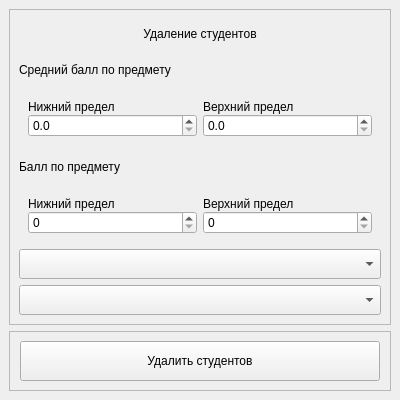
Gen1us02/PPOIS_2, file ui/deleting_form.ui: the form before one commit.
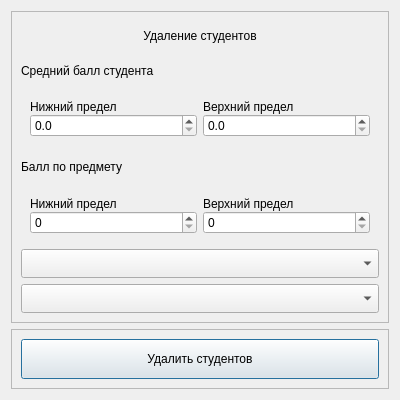
The form after the commit.

Commit message: [feat] add delete students to project

The edit to the form file:
```diff
--- a/ui/deleting_form.ui
+++ b/ui/deleting_form.ui
@@ -1,7 +1,7 @@
 <?xml version="1.0" encoding="UTF-8"?>
 <ui version="4.0">
- <class>DeleteWindow</class>
- <widget class="QMainWindow" name="DeleteWindow">
+ <class>DeleteForm</class>
+ <widget class="QDialog" name="DeleteForm">
   <property name="geometry">
    <rect>
     <x>0</x>
@@ -10,12 +10,6 @@
     <height>400</height>
    </rect>
   </property>
-  <property name="sizePolicy">
-   <sizepolicy hsizetype="Preferred" vsizetype="Preferred">
-    <horstretch>0</horstretch>
-    <verstretch>0</verstretch>
-   </sizepolicy>
-  </property>
   <property name="minimumSize">
    <size>
     <width>400</width>
@@ -31,7 +25,6 @@
   <property name="windowTitle">
    <string>MainWindow</string>
   </property>
-  <widget class="QWidget" name="centralwidget">
    <layout class="QVBoxLayout" name="verticalLayout">
     <item>
      <widget class="QFrame" name="form_frame">
@@ -79,7 +72,7 @@
           </size>
          </property>
          <property name="text">
-          <string>Средний балл по предмету</string>
+         <string>Средний балл студента</string>
          </property>
         </widget>
        </item>
@@ -288,7 +281,6 @@
      </widget>
     </item>
    </layout>
-  </widget>
  </widget>
  <resources/>
  <connections/>
```
Left out of the diff: 2 changed lines with no effect on the pictures. Lines whose indentation alone changed are shown as unchanged. The commit also changes 7 other files.
